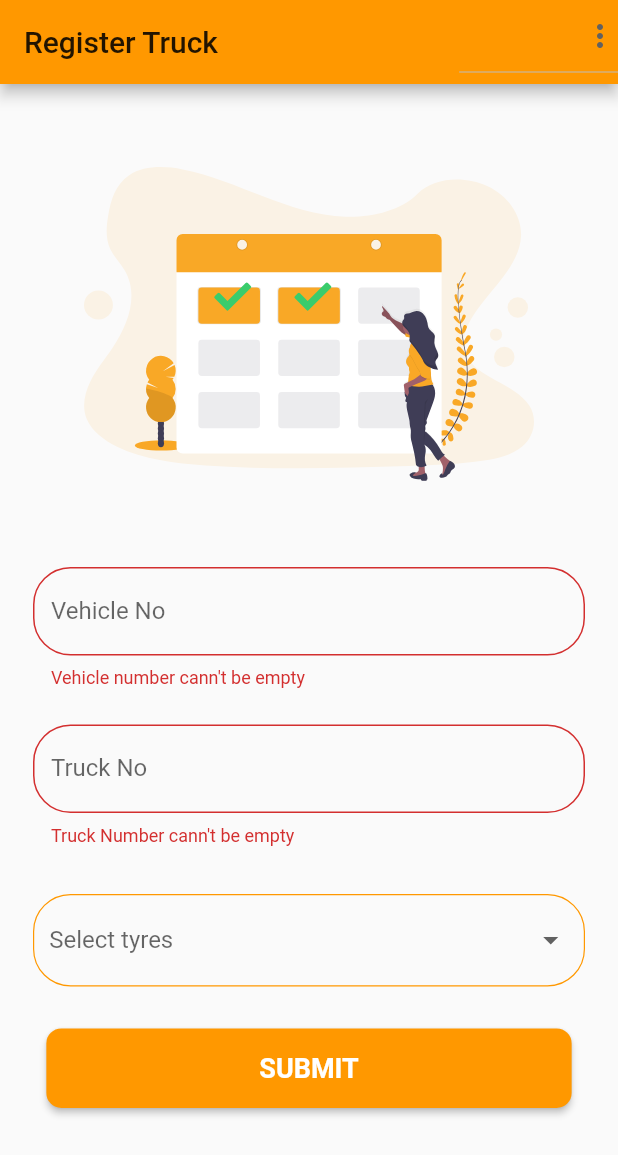
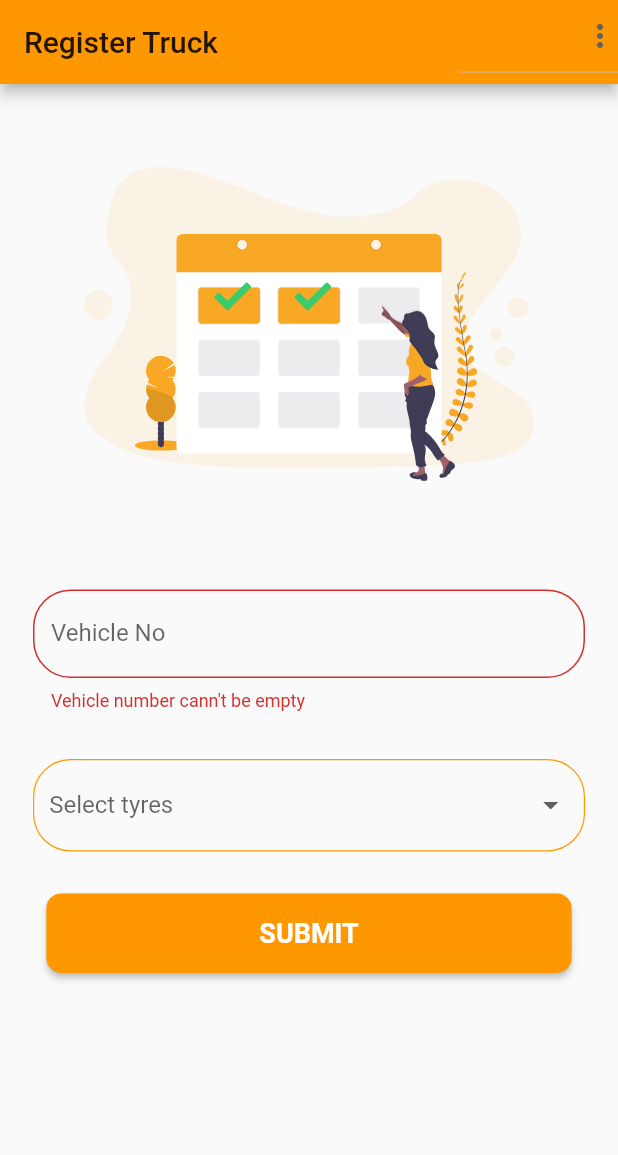
Before and after one commit to harshraj32/ship-tracking, a Flutter app: the screen it shows once a user with an empty profile is signed in, after a tap on "SUBMIT", on a phone screen of 412 x 824 dp. Shown: the top 1155 px of the screen. Run offline on Flutter 3.47's test engine with Material 2 defaults, Android fonts, the phone set to English and light mode, and no system bars; our stand-ins replace cloud_firestore, connectivity, firebase_auth, flare_flutter, flutter_svg, fluttertoast; accounts and stored records are empty.

Commit message:
order screen added, empty tracking screen added

```diff
--- a/truck/lib/main.dart
+++ b/truck/lib/main.dart
@@ -1,11 +1,12 @@
 import 'package:firebase_auth/firebase_auth.dart';
 import 'package:flutter/material.dart';
-import 'package:truck/screens/confirmationScreen.dart';
 import 'package:truck/screens/homeScreen.dart';
 import 'package:truck/screens/no_internet_screen.dart';
+import 'package:truck/screens/orders_screen.dart';
 import 'package:truck/screens/profile_screen.dart';
 import 'package:truck/screens/registration_screen.dart';
 import './screens/loginScreen.dart';
+import './screens/checkStatusScreen.dart';
 
 void main() {
   runApp(MyApp());
@@ -68,6 +69,8 @@ class MyApp extends StatelessWidget with WidgetsBindingObserver {
         RegistrationScreen.routeName: (ctx) => RegistrationScreen(),
         ProfileScreen.routeName: (ctx) => ProfileScreen(),
         NoInternetScreen.routeName: (ctx) => NoInternetScreen(),
+        CheckStatus.route: (ctx) => CheckStatus(),
+        OrdersScreen.routeName: (ctx) => OrdersScreen(),
       },
     );
   }
--- a/truck/lib/screens/homeScreen.dart
+++ b/truck/lib/screens/homeScreen.dart
@@ -8,6 +8,8 @@ import 'package:truck/screens/confirmationScreen.dart';
 import 'package:truck/screens/loginScreen.dart';
 import 'package:flutter_svg/flutter_svg.dart';
 import 'package:truck/screens/no_internet_screen.dart';
+import 'package:truck/screens/orders_screen.dart';
+import 'package:truck/screens/profile_screen.dart';
 import 'package:truck/services/connection_service.dart';
 
 class HomeScreen extends StatefulWidget {
@@ -34,7 +36,7 @@ class _HomeScreenState extends State<HomeScreen> {
   String uid;
   List<String> _tyresDD = ['Select tyres', '10', '12', '18'];
   String _selectedTyres;
-  var connectionStatus=true;
+  var connectionStatus = true;
   // String dropdownValue = 'Select Tyres';
 
   void checkConnectivitySubscription() async {
@@ -44,17 +46,17 @@ class _HomeScreenState extends State<HomeScreen> {
       switch (conn) {
         case 'None':
           setState(() {
-          connectionStatus=false;
+            connectionStatus = false;
           });
           break;
         case 'Mobile':
           setState(() {
-          connectionStatus=true;
+            connectionStatus = true;
           });
           break;
         case 'Wi-Fi':
           setState(() {
-          connectionStatus=true;
+            connectionStatus = true;
           });
           break;
       }
@@ -93,21 +95,11 @@ class _HomeScreenState extends State<HomeScreen> {
       print(_truckNo.trim());
       print(_selectedTyres);
 
-      // DocumentReference docRef = await Firestore.instance.collection('/users/${uid}/orders').add({
-      //   'Ship Number': _vehicleNo,
-      //   'Truck Number': _truckNo,
-      //   'Tyres': _selectedTyres,
-      //   'date': _date
-      // }).then((value ) {
-      //   showSnackBar();
-      //   print(value.key)
-      // });
       final collRef = Firestore.instance.collection('/users/${uid}/orders');
       DocumentReference docReference = collRef.document();
       String status = "";
       docReference.setData({
-            'Ship Number': _vehicleNo,
-            'Truck Number': _truckNo,
+        'Truck Number': _vehicleNo,
         'Tyres': _selectedTyres,
         'date': _date
       }).then((doc) {
@@ -117,28 +109,15 @@ class _HomeScreenState extends State<HomeScreen> {
         Navigator.push(
             context,
             MaterialPageRoute(
-                builder: (context) => ConfirmationScreen(status:status)
-              ));
+                builder: (context) => ConfirmationScreen(status: status)));
       }).catchError((error) {
         print(error);
         status = "fail";
         Navigator.push(
             context,
             MaterialPageRoute(
-                builder: (context) => ConfirmationScreen(status:status)
-              ));
+                builder: (context) => ConfirmationScreen(status: status)));
       });
-
-      // print("BuildContext:".context);
-      // Scaffold.of(context).showSnackBar(SnackBar(
-      //   content: Text("vehicle:" +
-      //       _vehicleNo +
-      //       " truck:" +
-      //       _truckNo +
-      //       " tyres:" +
-      //       _selectedTyres),
-      //       duration: Duration(seconds: 5),
-      // ));
     }
   }
 
@@ -156,12 +135,14 @@ class _HomeScreenState extends State<HomeScreen> {
 
   @override
   Widget build(BuildContext context) {
-    print('connection status:- '+connectionStatus.toString());
-    return !connectionStatus?Scaffold(
+    print('connection status:- ' + connectionStatus.toString());
+    return !connectionStatus
+        ? Scaffold(
             body: NoInternetScreen(),
-    ) :Scaffold(
+          )
+        : Scaffold(
             key: _scaffoldkey,
-      appBar:AppBar(
+            appBar: AppBar(
               title: Text("Register Truck"),
               actions: [
                 DropdownButton(
@@ -185,6 +166,20 @@ class _HomeScreenState extends State<HomeScreen> {
                         child: Container(
                           child: Row(
                             children: <Widget>[
+                              Icon(Icons.library_books),
+                              SizedBox(
+                                width: 8,
+                              ),
+                              Text("Orders"),
+                            ],
+                          ),
+                        ),
+                        value: 'orders',
+                      ),
+                      DropdownMenuItem(
+                        child: Container(
+                          child: Row(
+                            children: <Widget>[
                               Icon(Icons.exit_to_app),
                               SizedBox(
                                 width: 8,
@@ -202,21 +197,32 @@ class _HomeScreenState extends State<HomeScreen> {
                         _signOut();
                       }
                       if (itemIdentifier == 'profile') {
-                  Navigator.of(context).pushNamed('/profileScreen');
+                        Navigator.of(context).pushNamed(ProfileScreen.routeName);
+                      }
+                      if (itemIdentifier == 'orders') {
+                        Navigator.of(context).pushNamed(OrdersScreen.routeName);
                       }
                     }),
               ],
             ),
-      body:!connectionStatus?NoInternetScreen():SingleChildScrollView(
+            body: !connectionStatus
+                ? NoInternetScreen()
+                : SingleChildScrollView(
                     child: Container(
                       margin: EdgeInsets.all(10),
                       child: Form(
                         key: _formKey,
-            child: Column(mainAxisSize: MainAxisSize.min, children: <Widget>[
+                        child:
+                            Column(mainAxisSize: MainAxisSize.min, children: <
+                                Widget>[
                           Container(
-                child: SvgPicture.asset('assets/images/booking.svg'),
+                            child:
+                                SvgPicture.asset('assets/images/booking.svg'),
                             width: 300,
                             height: 300,
+                          ),
+                          SizedBox(
+                            height: 15,
                           ),
                           Padding(
                             padding: const EdgeInsets.all(12.0),
@@ -231,7 +237,7 @@ class _HomeScreenState extends State<HomeScreen> {
                                 ),
                               ),
                               onSaved: (value) {
-                    _vehicleNo = value;
+                                _vehicleNo = value.toUpperCase();
                               },
                               validator: (value) {
                                 if (value.isEmpty) {
@@ -241,36 +247,37 @@ class _HomeScreenState extends State<HomeScreen> {
                               },
                             ),
                           ),
-              Padding(
-                padding: const EdgeInsets.all(12.0),
-                child: TextFormField(
-                  key: ValueKey('TruckNo'),
-                  decoration: InputDecoration(
-                    labelText: "Truck No",
-                    fillColor: Colors.white,
-                    border: new OutlineInputBorder(
-                      borderRadius: new BorderRadius.circular(25.0),
-                      borderSide: new BorderSide(),
-                    ),
-                  ),
-                  onSaved: (value) {
-                    _truckNo = value;
-                  },
-                  validator: (value) {
-                    if (value.isEmpty) {
-                      return "Truck Number cann\'t be empty";
-                    }
-                    return null;
-                  },
-                ),
-              ),
+                          // Padding(
+                          //   padding: const EdgeInsets.all(12.0),
+                          //   child: TextFormField(
+                          //     key: ValueKey('TruckNo'),
+                          //     decoration: InputDecoration(
+                          //       labelText: "Truck No",
+                          //       fillColor: Colors.white,
+                          //       border: new OutlineInputBorder(
+                          //         borderRadius: new BorderRadius.circular(25.0),
+                          //         borderSide: new BorderSide(),
+                          //       ),
+                          //     ),
+                          //     onSaved: (value) {
+                          //       _truckNo = value;
+                          //     },
+                          //     validator: (value) {
+                          //       if (value.isEmpty) {
+                          //         return "Truck Number cann\'t be empty";
+                          //       }
+                          //       return null;
+                          //     },
+                          //   ),
+                          // ),
                           SizedBox(
                             height: 20,
                           ),
                           Center(
                             child: Container(
                               margin: EdgeInsets.symmetric(horizontal: 12),
-                  padding: EdgeInsets.symmetric(horizontal: 10.0, vertical: 6),
+                              padding: EdgeInsets.symmetric(
+                                  horizontal: 10.0, vertical: 6),
                               // padding: EdgeInsets.all(12),
                               decoration: BoxDecoration(
                                 borderRadius: BorderRadius.circular(25.0),
@@ -309,7 +316,8 @@ class _HomeScreenState extends State<HomeScreen> {
                                 child: RaisedButton(
                                   color: Theme.of(context).primaryColor,
                                   shape: RoundedRectangleBorder(
-                          borderRadius: BorderRadius.circular(10.0)),
+                                      borderRadius:
+                                          BorderRadius.circular(10.0)),
                                   child: Text(
                                     "SUBMIT",
                                     style: TextStyle(
@@ -341,6 +349,7 @@ class _HomeScreenState extends State<HomeScreen> {
   void showSnackBar() {
     final snackBarContent = SnackBar(
       content: Text("vechile details successfully added"),
+      duration: Duration(seconds: 3),
       backgroundColor: Colors.green,
       // action: SnackBarAction(
       //   textColor: Colors.black,
--- a/truck/lib/screens/profile_screen.dart
+++ b/truck/lib/screens/profile_screen.dart
@@ -110,7 +110,7 @@ class _ProfileScreenState extends State<ProfileScreen> {
                             EdgeInsets.symmetric(vertical: 20, horizontal: 10),
                         child: StreamBuilder(
                             stream: Firestore.instance
-                                .collection('/users/${uid}/profile')
+                                .collection('users/${uid}/profile')
                                 .snapshots(),
                             builder: (ctx, snapshot) {
                               if (snapshot.connectionState ==
```
Also changed, not shown: truck/lib/screens/checkStatusScreen.dart (added, +20 -0 lines), truck/lib/screens/confirmationScreen.dart (+5 -2 lines), truck/lib/screens/orders_screen.dart (added, +76 -0 lines). Lines whose indentation alone changed are shown as unchanged.
